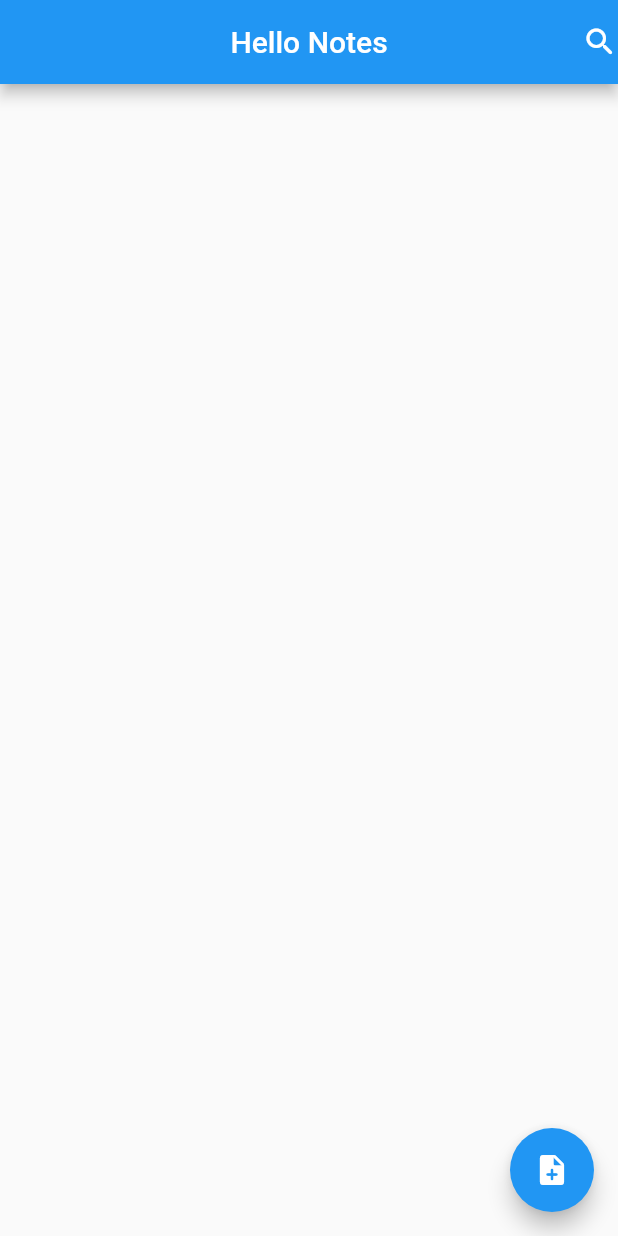
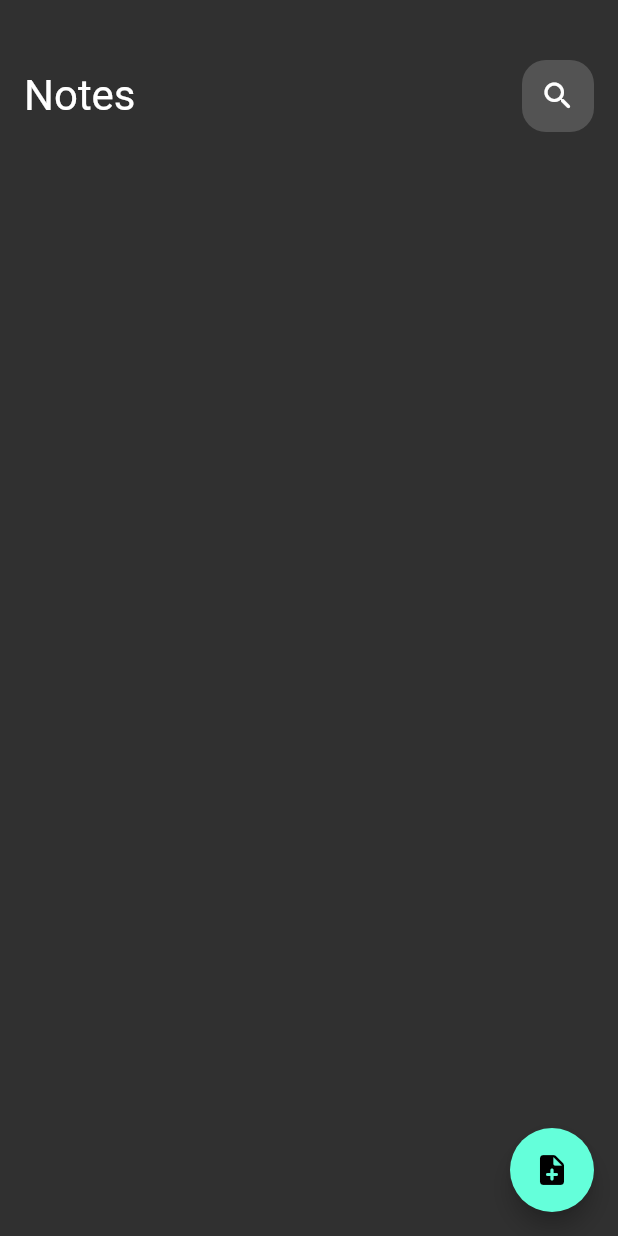
Before and after one commit to Alil0l/10.notesApp, a Flutter app: the screen it shows after launch, on a phone screen of 412 x 824 dp. Run offline on Flutter 3.47's test engine with Material 2 defaults, Android fonts, the phone set to English and light mode, and no system bars.

```diff
--- a/lib/main.dart
+++ b/lib/main.dart
@@ -1,7 +1,11 @@
 import 'package:flutter/material.dart';
-import 'package:notes/Pages/home_page.dart';
+import 'package:flutter/services.dart';
+import 'package:notes/views/notes_view.dart';
 
 void main() {
+  // WidgetsFlutterBinding.ensureInitialized();
+  // SystemChrome.setEnabledSystemUIMode(SystemUiMode.manual,
+  //     overlays: [SystemUiOverlay.bottom]);
   runApp(NotesApp());
 }
 
@@ -12,9 +16,10 @@ class NotesApp extends StatelessWidget {
   Widget build(BuildContext context) {
     return MaterialApp(
       debugShowCheckedModeBanner: false,
-      initialRoute: HomePage.id,
+      theme: ThemeData(brightness: Brightness.dark),
+      initialRoute: NotesView.id,
       routes: {
-        HomePage.id: (context) => HomePage(),
+        NotesView.id: (context) => NotesView(),
       },
     );
   }
--- a/lib/Pages/home_page.dart
+++ b/lib/views/notes_view.dart
@@ -1,17 +1,13 @@
 import 'package:flutter/material.dart';
+import 'package:notes/widgets/notes_view_body.dart';
 
-class HomePage extends StatelessWidget {
-  const HomePage({super.key});
+class NotesView extends StatelessWidget {
+  const NotesView({super.key});
   static String id = 'HomePage';
   @override
   Widget build(BuildContext context) {
     return Scaffold(
-      appBar: AppBar(
-        actions: [Icon(Icons.search_rounded)],
-        title: Text('Hello Notes'),
-        centerTitle: true,
-      ),
-      body: Container(),
+      body: NotesAppBody(),
       floatingActionButton: FloatingActionButton(
         onPressed: () {},
         child: Icon(Icons.note_add_rounded),
--- /dev/null
+++ b/lib/widgets/custome_app_bar.dart
@@ -0,0 +1,26 @@
+import 'package:flutter/material.dart';
+
+class CustomeAppBar extends StatelessWidget {
+  const CustomeAppBar({
+    super.key,
+  });
+
+  @override
+  Widget build(BuildContext context) {
+    return Row(
+      mainAxisSize: MainAxisSize.max,
+      mainAxisAlignment: MainAxisAlignment.spaceBetween,
+      children: [
+        Text('Notes',
+            style: TextStyle(fontWeight: FontWeight.w400, fontSize: 28)),
+        Container(
+            decoration: BoxDecoration(
+              borderRadius: BorderRadius.circular(16),
+              color: Color.fromARGB(255, 83, 83, 83),
+            ),
+            child:
+                IconButton(onPressed: () {}, icon: Icon(Icons.search_rounded)))
+      ],
+    );
+  }
+}
--- /dev/null
+++ b/lib/widgets/notes_view_body.dart
@@ -0,0 +1,21 @@
+import 'package:flutter/material.dart';
+import 'package:notes/widgets/custome_app_bar.dart';
+
+class NotesAppBody extends StatelessWidget {
+  const NotesAppBody({super.key});
+
+  @override
+  Widget build(BuildContext context) {
+    return Scaffold(
+        body: Padding(
+      padding: const EdgeInsets.all(16.0),
+      child: Column(
+        children: [
+          const SizedBox(height: 24),
+          const CustomeAppBar(),
+          Column(),
+        ],
+      ),
+    ));
+  }
+}
```
